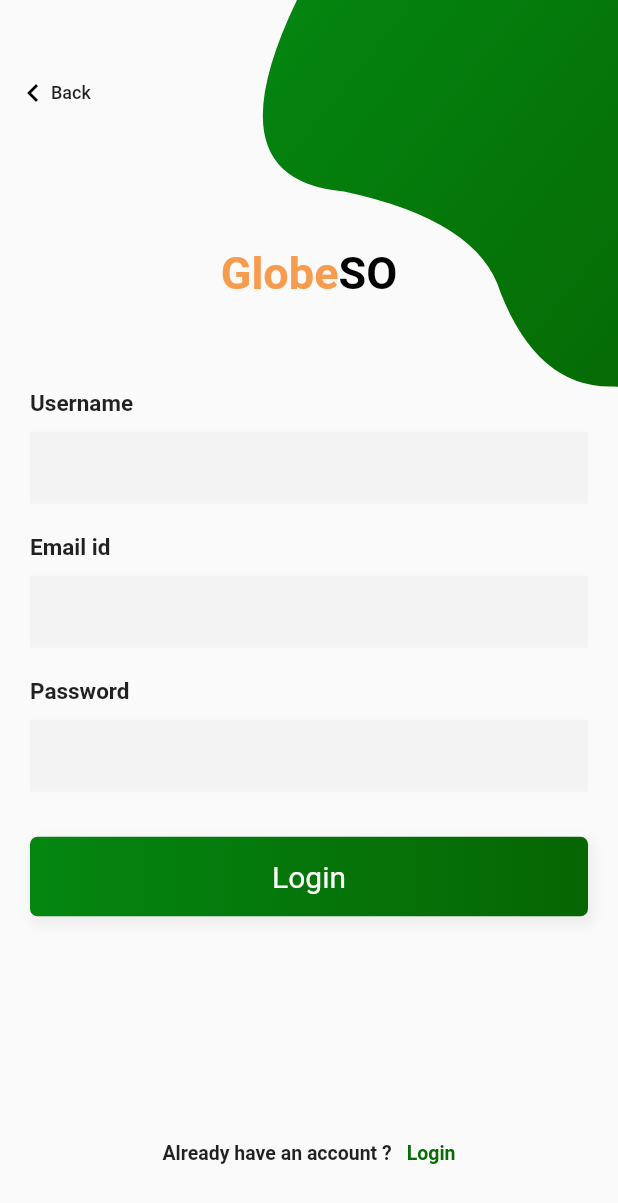
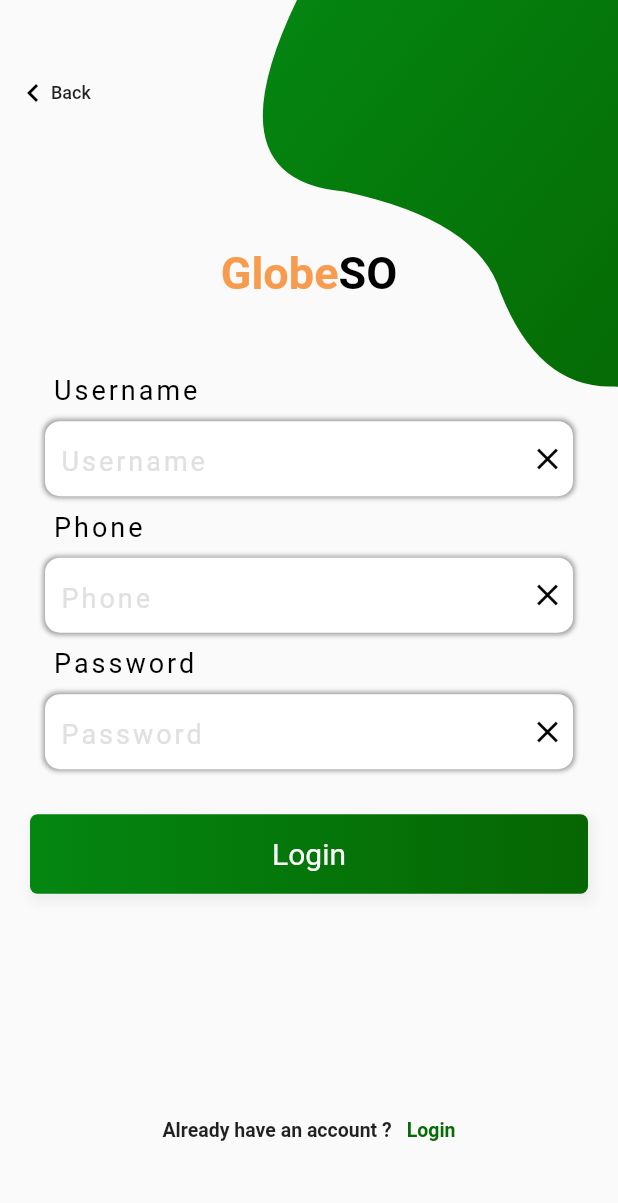
Before and after one commit to ITPC-Khmer/flutter-sdk, a Flutter app: the SignUpPage screen opened directly, on a phone screen of 412 x 824 dp. Shown: the top 1203 px of the screen. Run offline on Flutter 3.47's test engine with Material 2 defaults, Android fonts, the phone set to English and light mode, and no system bars; our stand-ins replace get, google_fonts, image_picker, modal_bottom_sheet, rxdart, sqflite; accounts and stored records are empty.

```diff
--- a/lib/view/user/loginPage.dart
+++ b/lib/view/user/loginPage.dart
@@ -14,6 +14,10 @@ class LoginPage extends StatefulWidget {
 }
 
 class _LoginPageState extends State<LoginPage> {
+  TextEditingController cUserName = TextEditingController();
+  TextEditingController cPhone = TextEditingController();
+  TextEditingController cPassword = TextEditingController();
+
   Widget _backButton() {
     return InkWell(
       onTap: () {
@@ -152,8 +156,8 @@ class _LoginPageState extends State<LoginPage> {
   Widget _emailPasswordWidget() {
     return Column(
       children: <Widget>[
-        gEntryField("Email id"),
-        gEntryField("Password", isPassword: true),
+        gInputText(controller: cPhone,placeholder: "Phone"),
+        gInputText(controller: cPassword,placeholder: "Password",)
       ],
     );
   }
--- a/lib/view/user/signup.dart
+++ b/lib/view/user/signup.dart
@@ -14,6 +14,11 @@ class SignUpPage extends StatefulWidget {
 }
 
 class _SignUpPageState extends State<SignUpPage> {
+
+  TextEditingController cUserName = TextEditingController();
+  TextEditingController cPhone = TextEditingController();
+  TextEditingController cPassword = TextEditingController();
+
   Widget _backButton() {
     return InkWell(
       onTap: () {
@@ -71,9 +76,9 @@ class _SignUpPageState extends State<SignUpPage> {
   Widget _emailPasswordWidget() {
     return Column(
       children: <Widget>[
-        gEntryField("Username"),
-        gEntryField("Email id"),
-        gEntryField("Password", isPassword: true),
+        gInputText(controller: cUserName,placeholder: "Username"),
+        gInputText(controller: cPhone,placeholder: "Phone"),
+        gInputText(controller: cPassword,placeholder: "Password",)
       ],
     );
   }
--- /dev/null
+++ b/lib/view/widget/custom_form.dart
@@ -0,0 +1,238 @@
+import 'package:flutter/material.dart';
+
+class MyInputText extends StatefulWidget {
+  BorderRadius? cornerRadius;
+  double? width, height, wordSpacing;
+  Color? backgroundColor, accentColor, textColor;
+  String? placeholder, fontFamily;
+  Icon? prefixIcon, suffixIcon;
+  TextInputType? inputType;
+  EdgeInsets? margin;
+  Duration? duration;
+  VoidCallback? onClickSuffix;
+  TextBaseline? textBaseline;
+  FontStyle? fontStyle;
+  FontWeight? fontWeight;
+  bool? autofocus, autocorrect, enabled, obscureText, isShadow, isRequire,readOnly;
+  FocusNode? focusNode;
+  int? maxLength, minLines, maxLines;
+  ValueChanged<String>? onChanged, onSubmitted;
+  GestureTapCallback? onTap;
+  TextEditingController? controller;
+
+
+  MyInputText(
+      {Key? key,
+      required this.width,
+      required this.height,
+      this.readOnly = false,
+      this.prefixIcon,
+      required this.inputType,
+      this.controller,
+      this.isRequire = false,
+      this.suffixIcon,
+      this.duration = const Duration(milliseconds: 500),
+      this.margin = const EdgeInsets.all(10),
+      this.obscureText = false,
+      this.backgroundColor = const Color(0xffffffff),
+      this.cornerRadius = const BorderRadius.all(Radius.circular(10)),
+      this.textColor = const Color(0xff000000),
+      this.accentColor = Colors.white,
+      this.placeholder = "Placeholder",
+      this.isShadow = true,
+      this.onClickSuffix,
+      this.wordSpacing,
+      this.textBaseline,
+      this.fontFamily,
+      this.fontStyle,
+      this.fontWeight,
+      this.autofocus = false,
+      this.autocorrect = false,
+      this.focusNode,
+      this.enabled = true,
+      this.maxLength,
+      this.maxLines,
+      this.minLines,
+      this.onChanged,
+      this.onTap,
+      this.onSubmitted})
+      : super(key: key);
+
+  @override
+  _MyInputTextState createState() => _MyInputTextState();
+}
+
+class _MyInputTextState extends State<MyInputText> {
+  bool isFocus = false;
+
+  @override
+  Widget build(BuildContext context) {
+    var mStyle = TextStyle(
+      fontFamily: widget.fontFamily,
+      fontStyle: widget.fontStyle,
+      fontWeight: widget.fontWeight,
+      wordSpacing: widget.wordSpacing,
+      textBaseline: widget.textBaseline,
+      fontSize: 18,
+      letterSpacing: 2,
+      color: widget.textColor,
+    );
+
+    return Column(
+      crossAxisAlignment: CrossAxisAlignment.start,
+      children: [
+        Container(
+            padding: EdgeInsets.only(left: 15.0),
+            child: widget.isRequire!
+                ? RichText(
+                    text: TextSpan(
+                        text: widget.placeholder!,
+                        style: mStyle,
+                        children: <TextSpan>[
+                        TextSpan(
+                          text: ' *',
+                          style: mStyle.copyWith(color: Colors.red),
+                        )
+                      ]))
+                : Text(
+                    widget.placeholder!,
+                    style: mStyle,
+                  ) //isRequire
+            ),
+        AnimatedContainer(
+          width: widget.width,
+          height: widget.height,
+          margin: widget.margin,
+          alignment: Alignment.centerRight,
+          decoration: BoxDecoration(
+              boxShadow: widget.isShadow!
+                  ? [
+                      BoxShadow(
+                          color: Colors.grey, blurRadius: 2, spreadRadius: 1)
+                    ]
+                  : [BoxShadow(spreadRadius: 0, blurRadius: 0)],
+              borderRadius: widget.cornerRadius,
+              color: widget.suffixIcon == null
+                  ? isFocus
+                      ? widget.accentColor
+                      : widget.backgroundColor
+                  : widget.backgroundColor),
+          child: Stack(
+            children: <Widget>[
+              if (widget.suffixIcon != null) ...[
+                Align(
+                  alignment: Alignment.centerRight,
+                  child: AnimatedContainer(
+                    width: isFocus ? 500 : 40,
+                    height: isFocus ? widget.height : 40,
+                    margin: EdgeInsets.only(right: isFocus ? 0 : 7),
+                    duration: widget.duration!,
+                    decoration: BoxDecoration(
+                      borderRadius: isFocus
+                          ? widget.cornerRadius
+                          : BorderRadius.all(Radius.circular(60)),
+                      color: widget.accentColor,
+                    ),
+                  ),
+                ),
+                GestureDetector(
+                  onTap: () {
+                    if (widget.onClickSuffix != null) {
+                      widget.onClickSuffix!();
+                    }
+                    setState(() {
+                      isFocus ? isFocus = false : isFocus = true;
+                    });
+                  },
+                  child: Container(
+                    margin: EdgeInsets.only(right: 5),
+                    alignment: Alignment.centerRight,
+                    child: Icon(
+                      widget.suffixIcon!.icon,
+                      color: widget.textColor,
+                    ),
+                  ),
+                )
+              ],
+              Center(
+                child: Row(
+                  mainAxisAlignment: MainAxisAlignment.spaceEvenly,
+                  children: <Widget>[
+                    if (widget.prefixIcon != null) ...[
+                      Expanded(
+                        flex: 1,
+                        child: Icon(
+                          widget.prefixIcon!.icon,
+                          color: isFocus
+                              ? widget.backgroundColor
+                              : widget.accentColor,
+                        ),
+                      ),
+                    ] else ...[
+                      SizedBox(
+                        width: 10.0,
+                      )
+                    ],
+                    Expanded(
+                      flex: 5,
+                      child: Container(
+                        margin: EdgeInsets.only(
+                            right: widget.suffixIcon != null ? 50 : 10, top: 3),
+                        child: TextField(
+                          controller: widget.controller,
+                          readOnly: widget.readOnly!,
+                          cursorWidth: 2,
+                          obscureText: widget.obscureText!,
+                          keyboardType: widget.inputType,
+                          style: TextStyle(
+                            fontFamily: widget.fontFamily,
+                            fontStyle: widget.fontStyle,
+                            fontWeight: widget.fontWeight,
+                            wordSpacing: widget.wordSpacing,
+                            textBaseline: widget.textBaseline,
+                            fontSize: 18,
+                            letterSpacing: 2,
+                            color: widget.textColor,
+                          ),
+                          autofocus: widget.autofocus!,
+                          autocorrect: widget.autocorrect!,
+                          focusNode: widget.focusNode,
+                          enabled: widget.enabled,
+                          maxLength: widget.maxLength,
+                          maxLines: widget.maxLines,
+                          minLines: widget.minLines,
+                          onChanged: widget.onChanged,
+                          onTap: () {
+                            setState(() {
+                              isFocus = true;
+                            });
+                            if (widget.onTap != null) {
+                              widget.onTap!();
+                            }
+                          },
+                          onSubmitted: (t) {
+                            setState(() {
+                              isFocus = false;
+                            });
+                            widget.onSubmitted!(t);
+                          },
+                          textInputAction: TextInputAction.done,
+                          decoration: InputDecoration(
+                              hintStyle: TextStyle(color: Colors.grey.shade300),
+                              hintText: widget.placeholder,
+                              border: InputBorder.none),
+                          //cursorColor:  isFocus ? widget.accentColor : widget.backgroundColor,
+                        ),
+                      ),
+                    ),
+                  ],
+                ),
+              ),
+            ],
+          ),
+          duration: widget.duration!,
+        ),
+      ],
+    );
+  }
+}
--- a/lib/view/widget/helperWidget.dart
+++ b/lib/view/widget/helperWidget.dart
@@ -1,6 +1,87 @@
+import 'package:cloudnet/view/widget/custom_form.dart';
 import 'package:flutter/material.dart';
 import 'package:cloudnet/view/widget/gColor.dart';
 import 'package:google_fonts/google_fonts.dart';
+import 'package:cloudnet/view/widget/modal_bottom_sheet.dart' as m;
+import 'package:cloudnet/view/widget/ModalWithScroll.dart';
+
+Widget gInputText({
+  required String placeholder,
+  bool isRequire = false,
+  bool readOnly = false,
+  TextEditingController? controller,
+  GestureTapCallback? onTap,
+  ValueChanged<String>? onChanged,
+  VoidCallback? onClear,
+  ValueChanged<String>? onSubmitted}
+    ){
+  return  MyInputText(
+    controller: controller,
+    width: double.maxFinite,
+    isRequire:isRequire,
+    readOnly:readOnly,
+    height: 50,
+    duration: Duration(milliseconds: 300),
+    inputType: TextInputType.text,
+    suffixIcon: Icon(Icons.close),
+    onClickSuffix: onClear != null? onClear: (){
+      if(controller != null)
+        controller.clear();
+    },
+    placeholder: placeholder,
+    onTap: onTap,
+    onChanged: onChanged,
+    onSubmitted: onSubmitted,
+
+  );
+}
+
+typedef ValueSelectedChanged<int,T> = void Function(int index,T value);
+Widget gInputSelect<T>({
+  required BuildContext context,
+  required String placeholder,
+  bool isRequire = false,
+  bool readOnly = false,
+  TextEditingController? controller,
+  ValueChanged<String>? onChanged,
+  ValueChanged<String>? onSubmitted,
+  required VoidCallback onClear,
+  required ValueSelectedChanged<int,T?> onSelect,
+  required List<ListModel<T>> gList
+}
+    ){
+
+  List<ListModel<T>> l = <ListModel<T>>[];
+  gList.asMap().forEach((i,e) {
+    l.add(ListModel<T>(key: e.key, title: e.title,data: e.data,onSelect: (d){
+      onSelect?.call(i,d);
+      if(controller != null)
+        controller.text = e.title;
+      Navigator.of(context).pop();
+    }));
+  });
+  return  gInputText(
+      placeholder:placeholder,
+      isRequire:isRequire ,
+      readOnly:true ,
+      controller:controller,
+      onClear: (){
+        onClear();
+        if(controller != null)
+          controller.clear();
+      },
+      onTap:() async{
+        if(readOnly == false){
+          await m.gShowModalBottomSheet(context: context,expand: false, widget: ModalWithScroll<T>(
+              gList:  l
+          ));
+        }
+      },
+      onChanged:onSubmitted,
+      onSubmitted:onSubmitted
+  );
+}
+
 
 Widget gGlobeSOText() {
   return RichText(
@@ -50,27 +131,3 @@ Widget gSubmitButton({required String title,double? width,GestureTapCallback? on
     ),
   );
 }
-
-Widget gEntryField(String title, {bool isPassword = false}) {
-  return Container(
-    margin: EdgeInsets.symmetric(vertical: 10),
-    child: Column(
-      crossAxisAlignment: CrossAxisAlignment.start,
-      children: <Widget>[
-        Text(
-          title,
-          style: TextStyle(fontWeight: FontWeight.bold, fontSize: 15),
-        ),
-        SizedBox(
-          height: 10,
-        ),
-        TextField(
-            obscureText: isPassword,
-            decoration: InputDecoration(
-                border: InputBorder.none,
-                fillColor: Color(0xfff3f3f4),
-                filled: true))
-      ],
-    ),
-  );
-}
--- a/pubspec.yaml
+++ b/pubspec.yaml
@@ -18,6 +18,7 @@ dependencies:
   get: ^4.3.8
   image_picker: ^0.8.4
   modal_bottom_sheet: ^2.0.0
+  rxdart: ^0.27.2
 
 dev_dependencies:
   flutter_test:
```
Also changed, not shown: lib/view/widget/ModalWithScroll.dart (added, +102 -0 lines), pubspec.lock.
